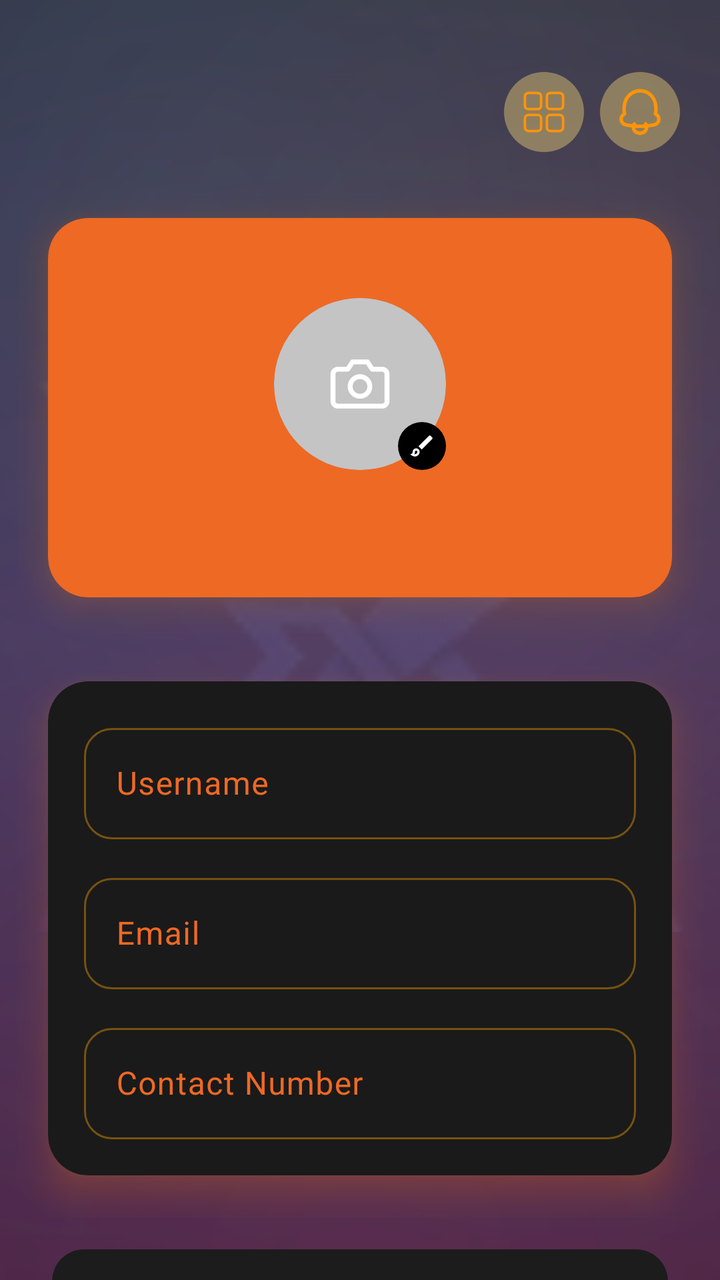
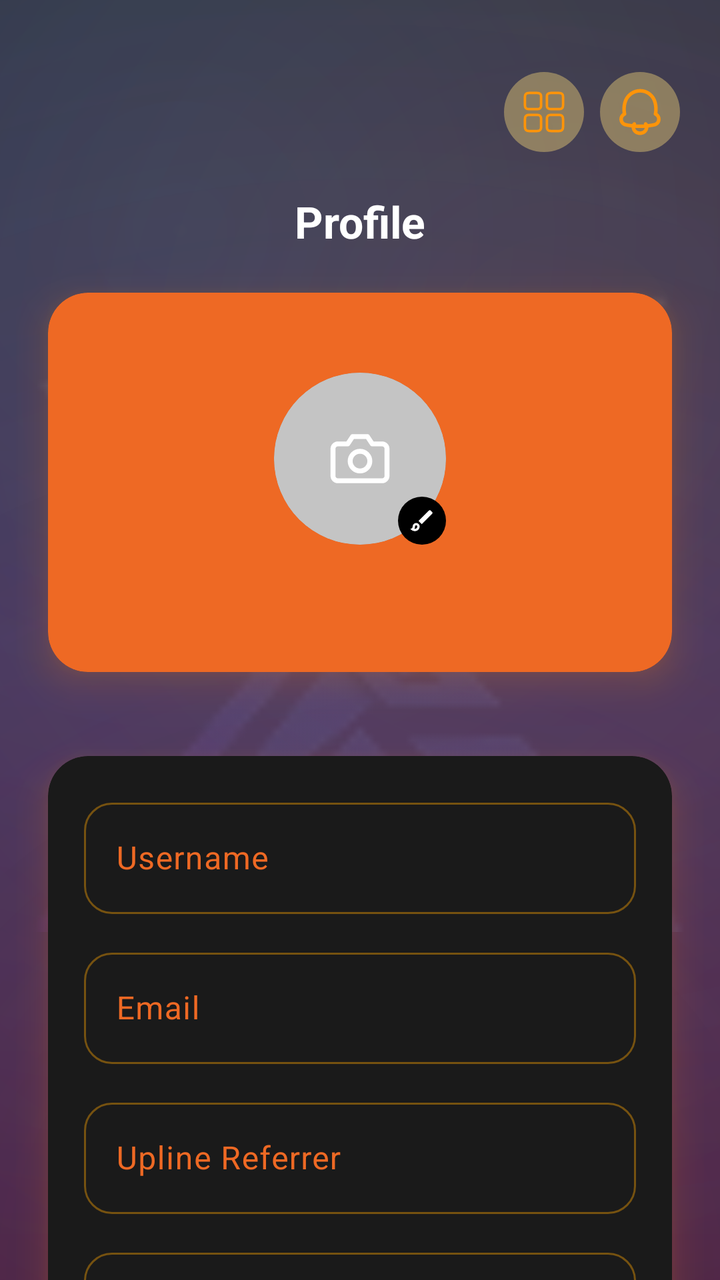

Screens rendered from an Android XML layout before and after an edit, with the pre-edit source and the edit as a unified diff.
<!-- AndroidManifest.xml: application theme Theme.Bitbloom -->
<!-- res/layout/fragment_profile.xml -->
<?xml version="1.0" encoding="utf-8"?>
<androidx.coordinatorlayout.widget.CoordinatorLayout xmlns:android="http://schemas.android.com/apk/res/android"
    xmlns:app="http://schemas.android.com/apk/res-auto"
    android:id="@+id/root"
    android:layout_width="match_parent"
    android:layout_height="match_parent"
    android:background="@drawable/bg_mxg_deposit_gradient">

    <androidx.core.widget.NestedScrollView
        android:id="@+id/scrollContainer"
        android:layout_width="match_parent"
        android:layout_height="match_parent"
        android:fillViewport="true"
        android:scrollbars="none">

        <androidx.constraintlayout.widget.ConstraintLayout
            android:layout_width="match_parent"
            android:layout_height="wrap_content"
            android:paddingTop="24dp"
            android:paddingBottom="24dp">

            
            <androidx.constraintlayout.widget.Guideline
                android:id="@+id/gStart"
                android:layout_width="wrap_content"
                android:layout_height="wrap_content"
                android:orientation="vertical"
                app:layout_constraintGuide_begin="8dp" />

            <androidx.constraintlayout.widget.Guideline
                android:id="@+id/gEnd"
                android:layout_width="wrap_content"
                android:layout_height="wrap_content"
                android:orientation="vertical"
                app:layout_constraintGuide_end="8dp" />

            
            <ImageView
                android:id="@+id/watermark"
                android:layout_width="0dp"
                android:layout_height="560dp"
                android:alpha="0.10"
                android:src="@drawable/logo"
                android:padding="8dp"
                app:layout_constraintEnd_toEndOf="@id/gEnd"
                app:layout_constraintStart_toStartOf="@id/gStart"
                app:layout_constraintTop_toTopOf="parent" />

            
            <androidx.constraintlayout.widget.ConstraintLayout
                android:id="@+id/topbar"
                android:layout_width="0dp"
                android:layout_height="64dp"
                android:paddingEnd="12dp"
                app:layout_constraintEnd_toEndOf="@id/gEnd"
                app:layout_constraintStart_toStartOf="@id/gStart"
                app:layout_constraintTop_toTopOf="parent">

                <LinearLayout
                    android:id="@+id/actionsRight"
                    android:layout_width="wrap_content"
                    android:layout_height="wrap_content"
                    android:orientation="horizontal"
                    app:layout_constraintBottom_toBottomOf="parent"
                    app:layout_constraintEnd_toEndOf="parent"
                    app:layout_constraintTop_toTopOf="parent">

                    <ImageView
                        android:id="@+id/menu"
                        android:layout_width="40dp"
                        android:layout_height="40dp"
                        android:background="@drawable/ic_window"
                        android:padding="8dp" />

                    <ImageView
                        android:id="@+id/notification_ic"
                        android:layout_width="40dp"
                        android:layout_height="40dp"
                        android:layout_marginStart="8dp"
                        android:background="@drawable/ic_bell"
                        android:padding="8dp" />
                </LinearLayout>
            </androidx.constraintlayout.widget.ConstraintLayout>

            
            <FrameLayout
                android:id="@+id/profileShell"
                android:layout_width="0dp"
                android:layout_height="wrap_content"
                app:layout_constraintEnd_toEndOf="@id/gEnd"
                app:layout_constraintStart_toStartOf="@id/gStart"
                app:layout_constraintTop_toBottomOf="@id/topbar">

                <com.google.android.material.card.MaterialCardView
                    android:id="@+id/profileCard"
                    android:layout_width="match_parent"
                    android:layout_height="wrap_content"
                    android:outlineAmbientShadowColor="#FF7B00"
                    android:outlineSpotShadowColor="#FF7B00"
                    android:foreground="@drawable/ripple_dark"
                app:cardBackgroundColor="@color/orange"
                app:cardCornerRadius="20dp"
                app:cardElevation="10dp"
                app:cardMaxElevation="10dp"
                app:cardUseCompatPadding="true"
                app:strokeColor="@android:color/transparent"
                app:strokeWidth="0dp">

                <LinearLayout
                    android:layout_width="match_parent"
                    android:layout_height="wrap_content"
                    android:gravity="center_horizontal"
                    android:orientation="vertical"
                    android:paddingVertical="36dp">

                    
                    <RelativeLayout
                        android:layout_width="wrap_content"
                        android:layout_height="wrap_content"
                        android:layout_marginTop="4dp">

                        <ImageView
                            android:id="@+id/ivAvatar"
                            android:layout_width="86dp"
                            android:layout_height="86dp"
                            android:background="@drawable/circle_bg"
                            android:clipToOutline="true"
                            android:scaleType="centerCrop"
                            android:src="@drawable/camera" />

                        <ImageView
                            android:id="@+id/ivEdit"
                            android:layout_width="24dp"
                            android:layout_height="24dp"
                            android:layout_alignEnd="@id/ivAvatar"
                            android:layout_alignBottom="@id/ivAvatar"
                            android:background="@drawable/circle_orange"
                            android:padding="5dp"
                            android:src="@drawable/ic_edit"
                            app:tint="@color/white" />
                    </RelativeLayout>

                    <TextView
                        android:id="@+id/tvEmailTop"
                        android:layout_width="wrap_content"
                        android:layout_height="wrap_content"
                        android:layout_marginTop="10dp"
                        android:text=""
                        android:textColor="@color/orange"
                        android:textSize="13sp"
                        android:textStyle="bold" />
                </LinearLayout>
                </com.google.android.material.card.MaterialCardView>
        </FrameLayout>

        
            <FrameLayout
                android:id="@+id/formShell"
                android:layout_width="0dp"
                android:layout_height="wrap_content"
                app:layout_constraintEnd_toEndOf="@id/gEnd"
                app:layout_constraintStart_toStartOf="@id/gStart"
                app:layout_constraintTop_toBottomOf="@id/profileShell">

                <com.google.android.material.card.MaterialCardView
                    android:id="@+id/formCard"
                    android:layout_width="match_parent"
                    android:layout_height="wrap_content"
                    android:outlineAmbientShadowColor="#FF7B00"
                    android:outlineSpotShadowColor="#FF7B00"
                    app:cardBackgroundColor="@color/main_card_color"
                    app:cardCornerRadius="20dp"
                    app:cardElevation="10dp"
                    app:cardMaxElevation="10dp"
                    app:cardUseCompatPadding="true"
                    app:strokeColor="@android:color/transparent"
                    app:strokeWidth="0dp">

                    <LinearLayout
                        android:layout_width="match_parent"
                        android:layout_height="wrap_content"
                        android:orientation="vertical"
                        android:padding="18dp">

                        
                        <com.google.android.material.textfield.TextInputLayout
                            style="@style/Widget.Bitbloom.TextInput.Profile"
                            android:layout_width="match_parent"
                            android:layout_height="wrap_content"
                            android:layout_marginBottom="14dp"
                            android:hint="@string/fragment_profile_username">

                            <com.google.android.material.textfield.TextInputEditText
                                android:id="@+id/etUsername"
                                android:layout_width="match_parent"
                                android:layout_height="wrap_content"
                                android:inputType="textPersonName"
                                android:textColor="@android:color/white" />
                        </com.google.android.material.textfield.TextInputLayout>

                        
                        <com.google.android.material.textfield.TextInputLayout
                            style="@style/Widget.Bitbloom.TextInput.Profile"
                            android:layout_width="match_parent"
                            android:layout_height="wrap_content"
                            android:layout_marginBottom="14dp"
                            android:hint="@string/fragment_profile_email">

                            <com.google.android.material.textfield.TextInputEditText
                                android:id="@+id/etEmail"
                                android:layout_width="match_parent"
                                android:layout_height="wrap_content"
                                android:inputType="textEmailAddress"
                                android:textColor="@android:color/white" />
                        </com.google.android.material.textfield.TextInputLayout>

                        
                        <com.google.android.material.textfield.TextInputLayout
                            style="@style/Widget.Bitbloom.TextInput.Profile"
                            android:layout_width="match_parent"
                            android:layout_height="wrap_content"
                            android:hint="@string/fragment_profile_contact_number">

                            <com.google.android.material.textfield.TextInputEditText
                                android:id="@+id/etPhone"
                                android:layout_width="match_parent"
                                android:layout_height="wrap_content"
                                android:inputType="phone"
                                android:textColor="@android:color/white" />
                        </com.google.android.material.textfield.TextInputLayout>
                    </LinearLayout>
                </com.google.android.material.card.MaterialCardView>
            </FrameLayout>

            
            <LinearLayout
                android:id="@+id/actionsCol"
                android:layout_width="0dp"
                android:layout_height="wrap_content"
                android:layout_marginTop="16dp"
                android:orientation="vertical"
                app:layout_constraintEnd_toEndOf="@id/gEnd"
                app:layout_constraintStart_toStartOf="@id/gStart"
                app:layout_constraintTop_toBottomOf="@id/formShell">

                <com.google.android.material.button.MaterialButton
                    android:id="@+id/updatePasswordBtn"
                    android:layout_width="match_parent"
                    android:layout_height="56dp"
                    android:layout_marginHorizontal="18dp"
                    android:insetLeft="0dp"
                    android:insetTop="0dp"
                    android:insetRight="0dp"
                    android:insetBottom="0dp"
                    android:text="@string/fragment_profile_change_password"
                    android:textAllCaps="false"
                    android:textColor="@android:color/white"
                    android:textStyle="bold"
                    app:backgroundTint="#1C1C1C"
                    app:cornerRadius="16dp" />

                <View
                    android:layout_width="match_parent"
                    android:layout_height="12dp" />

                <com.google.android.material.button.MaterialButton
                    android:id="@+id/btnUpdate"
                    android:layout_width="match_parent"
                    android:layout_height="56dp"
                    android:layout_marginHorizontal="18dp"
                    android:insetLeft="0dp"
                    android:insetTop="0dp"
                    android:insetRight="0dp"
                    android:insetBottom="0dp"
                    android:text="@string/dialog_options_update"
                    android:textAllCaps="false"
                    android:textColor="@android:color/white"
                    android:textStyle="bold"
                    app:backgroundTint="@color/button_color"
                    app:cornerRadius="16dp" />

                <View
                    android:layout_width="match_parent"
                    android:layout_height="12dp" />

                <com.google.android.material.button.MaterialButton
                    android:id="@+id/btnLogout"
                    android:layout_width="match_parent"
                    android:layout_height="56dp"
                    android:layout_marginHorizontal="18dp"
                    android:insetLeft="0dp"
                    android:insetTop="0dp"
                    android:insetRight="0dp"
                    android:insetBottom="0dp"
                    android:text="@string/log_out"
                    android:textAllCaps="false"
                    android:textColor="@android:color/white"
                    android:textStyle="bold"
                    app:backgroundTint="#1C1C1C"
                    app:cornerRadius="16dp" />
            </LinearLayout>

            
            <Space
                android:layout_width="0dp"
                android:layout_height="120dp"
                app:layout_constraintEnd_toEndOf="@id/gEnd"
                app:layout_constraintStart_toStartOf="@id/gStart"
                app:layout_constraintTop_toBottomOf="@id/actionsCol" />

        </androidx.constraintlayout.widget.ConstraintLayout>
    </androidx.core.widget.NestedScrollView>
</androidx.coordinatorlayout.widget.CoordinatorLayout>
<!-- resources referenced by this layout -->
<resources>
  <color name="button_color">#EE6924</color>
  <color name="main_card_color">#1A1A1A</color>
  <color name="orange">#EE6924</color>
  <color name="white">#FFFFFFFF</color>
  <!-- drawable circle_bg (drawable) -->
  <?xml version="1.0" encoding="utf-8"?>
  <shape xmlns:android="http://schemas.android.com/apk/res/android"
      android:shape="oval">
  
      <solid android:color="@android:color/darker_gray" /> 
  
  </shape>
  <!-- drawable circle_orange (drawable) -->
  <?xml version="1.0" encoding="utf-8"?>
  <shape xmlns:android="http://schemas.android.com/apk/res/android" android:shape="oval">
      <solid android:color="@color/black"/>
  </shape>
  <!-- drawable ripple_dark (drawable) -->
  <?xml version="1.0" encoding="utf-8"?>
  <ripple xmlns:android="http://schemas.android.com/apk/res/android"
      android:color="#26FFFFFF">
      <item android:id="@android:id/mask">
          <shape android:shape="rectangle">
              <corners android:radius="20dp"/>
              <solid android:color="#FFFFFFFF"/>
          </shape>
      </item>
  </ripple>
  <string name="dialog_options_update">Update</string>
  <string name="fragment_profile_change_password">Change Password</string>
  <string name="fragment_profile_contact_number">Contact Number</string>
  <string name="fragment_profile_email">Email</string>
  <string name="fragment_profile_username">Username</string>
  <string name="log_out">Log Out</string>
  <style name="Theme.Bitbloom" parent="Base.Theme.Bitbloom">
          
          <item name="editTextStyle">@style/Widget.MXG.EditText.WhiteCursor</item>
          <item name="android:editTextStyle">@style/Widget.MXG.EditText.WhiteCursor</item>
  
          
          <item name="android:textCursorDrawable">@drawable/cursor_white</item>
      </style>
  <color name="black">#FF000000</color>
  <style name="Base.Theme.Bitbloom" parent="Theme.Material3.DayNight.NoActionBar">
          <item name="android:statusBarColor">@color/mxg_black</item>
          <item name="colorPrimary">@color/mxg_white</item>
          <item name="android:navigationBarColor">@color/mxg_black</item>
          <item name="android:datePickerDialogTheme">@style/BitbloomDatePickerTheme</item>
      </style>
  <style name="Widget.MXG.EditText.WhiteCursor" parent="Widget.AppCompat.EditText">
          <item name="android:textCursorDrawable">@drawable/cursor_white</item>
      </style>
  <!-- drawable cursor_white (drawable) -->
  <?xml version="1.0" encoding="utf-8"?>
  <shape xmlns:android="http://schemas.android.com/apk/res/android">
      <size android:width="2dp"/>
      <solid android:color="@android:color/white"/>
      <corners android:radius="1dp"/>
  </shape>
  <color name="mxg_black">#000000</color>
  <color name="mxg_white">#FFFFFF</color>
  <style name="BitbloomDatePickerTheme" parent="ThemeOverlay.MaterialComponents.MaterialAlertDialog">
          <item name="colorAccent">@color/status_bar_color</item> 
          <item name="android:headerBackground">@color/light_status_bar_color
          </item> 
          <item name="android:colorControlHighlight">@color/status_bar_color
          </item> 
          <item name="android:colorControlActivated">@color/status_bar_color
          </item> 
          <item name="android:textColorPrimaryInverse">@color/white</item> 
          <item name="android:textColor">@color/status_bar_color</item> 
          <item name="android:textColorPrimary">?attr/colorOnBackground</item> 
      </style>
  <color name="status_bar_color">#EE6924</color>
  <color name="light_status_bar_color">#EE6924</color>
  <!-- unchanged entries left out for length: 7 -->
</resources>

<!-- the commit's change to res/layout/fragment_profile.xml (unified diff, before → after) -->
@@ -81,7 +81,20 @@
                         android:padding="8dp" />
                 </LinearLayout>
             </androidx.constraintlayout.widget.ConstraintLayout>
-
+            
+            <TextView
+                android:id="@+id/title"
+                android:layout_width="0dp"
+                android:layout_height="wrap_content"
+                android:layout_marginTop="8dp"
+                android:gravity="center"
+                android:text="@string/profile"
+                android:textColor="@color/white"
+                android:textSize="22sp"
+                android:textStyle="bold"
+                app:layout_constraintEnd_toEndOf="@id/gEnd"
+                app:layout_constraintStart_toStartOf="@id/gStart"
+                app:layout_constraintTop_toBottomOf="@id/topbar" />
             
             <FrameLayout
                 android:id="@+id/profileShell"
@@ -89,7 +102,7 @@
                 android:layout_height="wrap_content"
                 app:layout_constraintEnd_toEndOf="@id/gEnd"
                 app:layout_constraintStart_toStartOf="@id/gStart"
-                app:layout_constraintTop_toBottomOf="@id/topbar">
+                app:layout_constraintTop_toBottomOf="@id/title">
 
                 <com.google.android.material.card.MaterialCardView
                     android:id="@+id/profileCard"
@@ -213,7 +226,21 @@
                                 android:inputType="textEmailAddress"
                                 android:textColor="@android:color/white" />
                         </com.google.android.material.textfield.TextInputLayout>
-
+                        
+                        <com.google.android.material.textfield.TextInputLayout
+                            style="@style/Widget.Bitbloom.TextInput.Profile"
+                            android:layout_width="match_parent"
+                            android:layout_height="wrap_content"
+                            android:layout_marginBottom="14dp"
+                            android:hint="@string/upline_referrer">
+
+                            <com.google.android.material.textfield.TextInputEditText
+                                android:id="@+id/etUpline"
+                                android:layout_width="match_parent"
+                                android:layout_height="wrap_content"
+                                android:inputType="phone"
+                                android:textColor="@android:color/white" />
+                        </com.google.android.material.textfield.TextInputLayout>
                         
                         <com.google.android.material.textfield.TextInputLayout
                             style="@style/Widget.Bitbloom.TextInput.Profile"
<!-- resource entries referenced after the edit -->
@@ -34,6 +34,8 @@
   <string name="fragment_profile_email">Email</string>
   <string name="fragment_profile_username">Username</string>
   <string name="log_out">Log Out</string>
+  <string name="profile">Profile</string>
+  <string name="upline_referrer">Upline Referrer</string>
   <style name="Theme.Bitbloom" parent="Base.Theme.Bitbloom">
           
           <item name="editTextStyle">@style/Widget.MXG.EditText.WhiteCursor</item>
